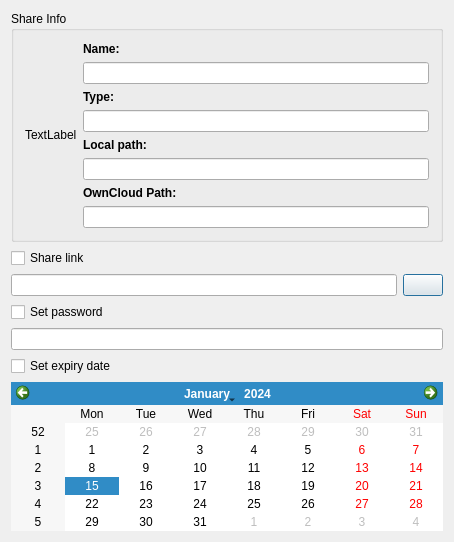
Qt form src/gui/sharedialog.ui (GrossLukas/client) before a commit.
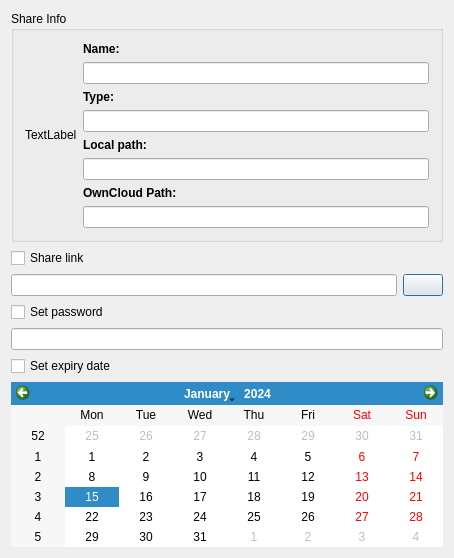
The same form after that commit.

Commit message:
Sharedialog: grouped sharelink stuff in one widget
A bit of grouping in the UI requiring less ->hide() and ->show() calls

What changed in the file:
```diff
--- a/src/gui/sharedialog.ui
+++ b/src/gui/sharedialog.ui
@@ -7,7 +7,7 @@
     <x>0</x>
     <y>0</y>
     <width>454</width>
-    <height>532</height>
+    <height>558</height>
    </rect>
   </property>
   <property name="windowTitle">
@@ -144,7 +144,13 @@
       </layout>
      </item>
      <item>
-      <layout class="QHBoxLayout" name="horizontalLayout">
+      <widget class="QWidget" name="widget_shareLink" native="true">
+       <layout class="QVBoxLayout" name="verticalLayout_6">
+        <property name="margin">
+         <number>0</number>
+        </property>
+        <item>
+         <layout class="QHBoxLayout" name="horizontalLayout_3">
        <property name="sizeConstraint">
         <enum>QLayout::SetDefaultConstraint</enum>
        </property>
@@ -187,7 +193,7 @@
       </layout>
      </item>
      <item>
-      <layout class="QHBoxLayout" name="horizontalLayout_3">
+         <layout class="QHBoxLayout" name="horizontalLayout_expire">
        <item>
         <widget class="QCheckBox" name="checkBox_expire">
          <property name="text">
@@ -199,6 +205,9 @@
      </item>
      <item>
       <widget class="QCalendarWidget" name="calendar"/>
+        </item>
+       </layout>
+      </widget>
      </item>
     </layout>
    </item>
```
Left out of the diff: 6 changed lines with no effect on the pictures. Lines whose indentation alone changed are shown as unchanged. The commit also changes 1 other file.
